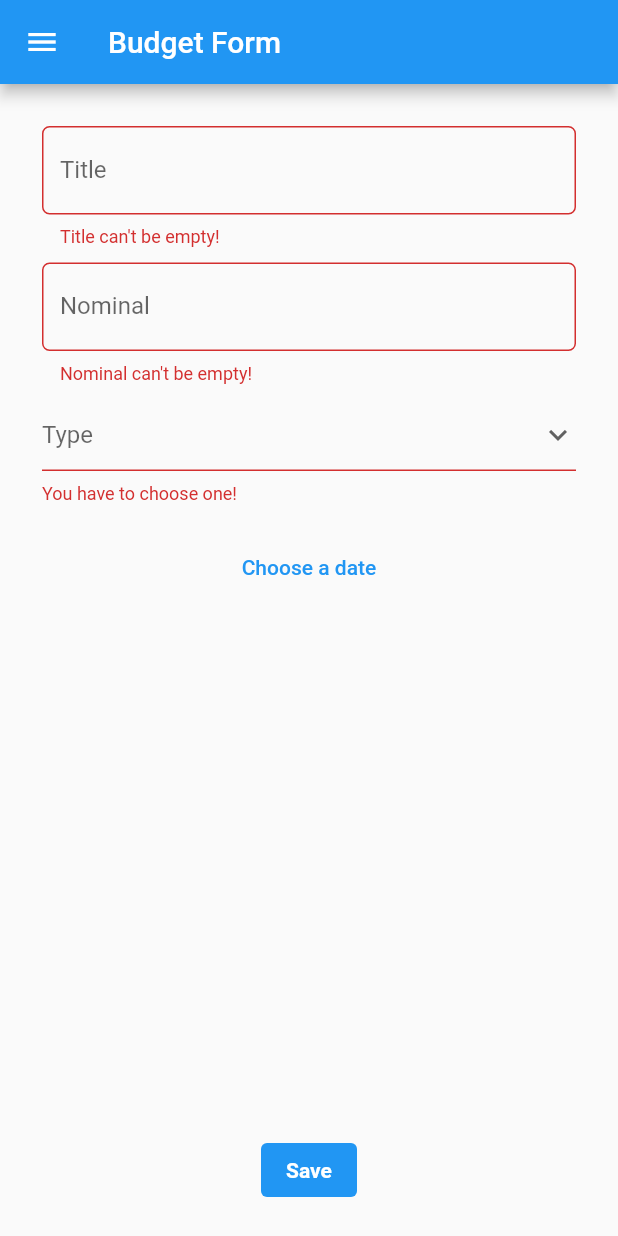
After one commit to shamirrra/pbp-flutter-assignment, a Flutter app: the MyFormPage screen opened directly, after a tap on "Save", on a phone screen of 412 x 824 dp. The commit adds this screen. Run offline on Flutter 3.47's test engine with Material 2 defaults, Android fonts, the phone set to English and light mode, and no system bars.

Commit message:
assignment 8: done

```diff
--- /dev/null
+++ b/counter_7/lib/budgetForm.dart
@@ -0,0 +1,234 @@
+import 'package:flutter/material.dart';
+import 'package:flutter/services.dart';
+import 'drawer.dart';
+
+// Budget class
+class Budget {
+  const Budget(this.title, this.nominal, this.type, this.date);
+  final String title;
+  final int nominal;
+  final String type;
+  final DateTime date;
+}
+
+class ListBudget {
+  static List<Budget> budgetList = [];
+}
+
+class MyFormPage extends StatefulWidget {
+  const MyFormPage({super.key});
+
+  @override
+  State<MyFormPage> createState() => _MyFormPageState();
+}
+
+class _MyFormPageState extends State<MyFormPage> {
+  final _formKey = GlobalKey<FormState>();
+  final _titleForm = TextEditingController();
+  final _nominalForm = TextEditingController();
+
+  String budgetTitle = "";
+  int nominal = 0;
+  String budgetType = "Type";
+  List<String> budgetTypeList = ["Income", "Expense"];
+  DateTime? date;
+
+  @override
+  Widget build(BuildContext context) {
+    return Scaffold(
+      appBar: AppBar(
+        title: const Text("Budget Form"),
+      ),
+      // Menambahkan drawer
+      drawer: const MyDrawer(),
+      body: Form(
+          key: _formKey,
+          child: Container(
+              padding: const EdgeInsets.all(20.0),
+              child: Column(
+                children: [
+                  Padding(
+                      padding: const EdgeInsets.all(8.0),
+                      child: Column(
+                          mainAxisAlignment: MainAxisAlignment.center,
+                          children: [
+                            TextFormField(
+                              controller: _titleForm,
+                              decoration: InputDecoration(
+                                hintText: "Lunch",
+                                labelText: "Title",
+                                border: OutlineInputBorder(
+                                  borderRadius: BorderRadius.circular(5.0),
+                                ),
+                              ),
+                              onChanged: (String? value) {
+                                setState(() {
+                                  budgetTitle = value!;
+                                });
+                              },
+                              onSaved: (String? value) {
+                                setState(() {
+                                  budgetTitle = value!;
+                                });
+                              },
+                              validator: (String? value) {
+                                if (value == null || value.isEmpty) {
+                                  return "Title can't be empty!";
+                                }
+                                return null;
+                              },
+                            ),
+                            const SizedBox(height: 10),
+                            TextFormField(
+                              controller: _nominalForm,
+                              decoration: InputDecoration(
+                                hintText: "0",
+                                labelText: "Nominal",
+                                border: OutlineInputBorder(
+                                  borderRadius: BorderRadius.circular(5.0),
+                                ),
+                              ),
+                              keyboardType: TextInputType.number,
+                              inputFormatters: <TextInputFormatter>[
+                                FilteringTextInputFormatter.digitsOnly
+                              ],
+                              onChanged: (String? value) {
+                                setState(() {
+                                  nominal = int.parse(value!);
+                                });
+                              },
+                              onSaved: (String? value) {
+                                setState(() {
+                                  nominal = int.parse(value!);
+                                });
+                              },
+                              validator: (value) {
+                                if (value == null || value.isEmpty) {
+                                  return "Nominal can't be empty!";
+                                }
+                                return null;
+                              },
+                            ),
+                            const SizedBox(height: 10),
+                            DropdownButtonFormField(
+                              hint: Text(budgetType),
+                              isExpanded: true,
+                              icon: const Icon(Icons.keyboard_arrow_down),
+                              elevation: 16,
+                              items: budgetTypeList.map((String items) {
+                                return DropdownMenuItem(
+                                  value: items,
+                                  child: Text(items),
+                                );
+                              }).toList(),
+                              onChanged: (String? value) {
+                                setState(() {
+                                  budgetType = value!;
+                                });
+                              },
+                              validator: (String? value) {
+                                if (value == null || value.isEmpty) {
+                                  return "You have to choose one!";
+                                }
+                                return null;
+                              },
+                            ),
+                          ])),
+                  const SizedBox(height: 10),
+                  Center(
+                    child: TextButton(
+                      onPressed: () {
+                        showDatePicker(
+                          context: context,
+                          initialDate: DateTime.now(),
+                          firstDate: DateTime(2000),
+                          lastDate: DateTime(2025),
+                        ).then((value) {
+                          setState(() {
+                            date = value;
+                          });
+                        });
+                      },
+                      child: Text(date == null
+                          ? "Choose a date"
+                          : "${date!.day}-${date!.month}-${date!.year}"),
+                    ),
+                  ),
+                  const Spacer(),
+                  Align(
+                    alignment: Alignment.bottomCenter,
+                    child: TextButton(
+                      style: ButtonStyle(
+                        backgroundColor: MaterialStateProperty.all(Colors.blue),
+                      ),
+                      onPressed: () {
+                        if (_formKey.currentState!.validate() && date != null) {
+                          ListBudget.budgetList.add(
+                              Budget(budgetTitle, nominal, budgetType, date!));
+                          showDialog(
+                            context: context,
+                            builder: (context) {
+                              return Dialog(
+                                shape: RoundedRectangleBorder(
+                                  borderRadius: BorderRadius.circular(10),
+                                ),
+                                elevation: 15,
+                                child: ListView(
+                                  padding: const EdgeInsets.only(
+                                      top: 20, bottom: 20),
+                                  shrinkWrap: true,
+                                  children: <Widget>[
+                                    const Center(
+                                        child: Text(
+                                      "New budget successfully added! Go to budget list to view.",
+                                      style: TextStyle(
+                                          fontWeight: FontWeight.bold),
+                                    )),
+                                    const SizedBox(height: 20),
+                                    Center(
+                                      child: Column(children: [
+                                        Text('Title: $budgetTitle'),
+                                        Text('Nominal: $nominal'),
+                                        Text(
+                                            'Date: ${date!.day}-${date!.month}-${date!.year}'),
+                                        Text(
+                                          'Type: $budgetType',
+                                          style: TextStyle(
+                                              color: budgetType == "Income"
+                                                  ? Colors.green
+                                                  : Colors.pink),
+                                        ),
+                                      ]),
+                                    ),
+                                    const SizedBox(height: 10),
+                                    TextButton(
+                                      onPressed: () {
+                                        setState(() {
+                                          _titleForm.clear();
+                                          _nominalForm.clear();
+                                          budgetType = "Type";
+                                          date = null;
+                                        });
+                                        Navigator.pop(context);
+                                      },
+                                      child: const Text("Go Back"),
+                                    ),
+                                  ],
+                                ),
+                              );
+                            },
+                          );
+                        }
+                      },
+                      child: const Text(
+                        "Save",
+                        style: TextStyle(
+                            color: Colors.white, fontWeight: FontWeight.bold),
+                      ),
+                    ),
+                  ),
+                ],
+              ))),
+    );
+  }
+}
--- /dev/null
+++ b/counter_7/lib/drawer.dart
@@ -0,0 +1,50 @@
+import 'package:flutter/material.dart';
+import 'package:counter_7/main.dart';
+import 'package:counter_7/budgetForm.dart';
+import 'package:counter_7/budgetList.dart';
+
+class MyDrawer extends StatefulWidget {
+  const MyDrawer({super.key});
+
+  @override
+  State<MyDrawer> createState() => _MyDrawerState();
+}
+
+class _MyDrawerState extends State<MyDrawer> {
+  @override
+  Widget build(BuildContext context) {
+    return Drawer(
+      child: Column(
+        children: [
+          ListTile(
+            title: const Text('counter_7'),
+            onTap: () {
+              Navigator.pushReplacement(
+                context,
+                MaterialPageRoute(builder: (context) => const MyHomePage()),
+              );
+            },
+          ),
+          ListTile(
+            title: const Text('Add Budget'),
+            onTap: () {
+              Navigator.pushReplacement(
+                context,
+                MaterialPageRoute(builder: (context) => const MyFormPage()),
+              );
+            },
+          ),
+          ListTile(
+            title: const Text('Budget List'),
+            onTap: () {
+              Navigator.pushReplacement(
+                context,
+                MaterialPageRoute(builder: (context) => const MyDataPage()),
+              );
+            },
+          ),
+        ],
+      ),
+    );
+  }
+}
--- a/counter_7/lib/main.dart
+++ b/counter_7/lib/main.dart
@@ -1,3 +1,4 @@
+import 'package:counter_7/drawer.dart';
 import 'package:flutter/material.dart';
 
 void main() {
@@ -11,7 +12,7 @@ class MyApp extends StatelessWidget {
   @override
   Widget build(BuildContext context) {
     return MaterialApp(
-      title: 'Flutter Demo',
+      title: 'Flutter Assignment',
       theme: ThemeData(
         // This is the theme of your application.
         //
@@ -24,13 +25,13 @@ class MyApp extends StatelessWidget {
         // is not restarted.
         primarySwatch: Colors.blue,
       ),
-      home: const MyHomePage(title: 'Flutter Demo Home Page'),
+      home: const MyHomePage(),
     );
   }
 }
 
 class MyHomePage extends StatefulWidget {
-  const MyHomePage({super.key, required this.title});
+  const MyHomePage({super.key});
 
   // This widget is the home page of your application. It is stateful, meaning
   // that it has a State object (defined below) that contains fields that affect
@@ -41,7 +42,7 @@ class MyHomePage extends StatefulWidget {
   // used by the build method of the State. Fields in a Widget subclass are
   // always marked "final".
 
-  final String title;
+  final String title = 'Program Counter';
 
   @override
   State<MyHomePage> createState() => _MyHomePageState();
@@ -86,8 +87,9 @@ class _MyHomePageState extends State<MyHomePage> {
         appBar: AppBar(
           // Here we take the value from the MyHomePage object that was created by
           // the App.build method, and use it to set our appbar title.
-          title: const Text('Program Counter'),
+          title: Text(widget.title),
         ),
+        drawer: const MyDrawer(),
         body: Center(
           // Center is a layout widget. It takes a single child and positions it
           // in the middle of the parent.
```
Also changed, not shown: counter_7/lib/budgetList.dart (added, +81 -0 lines), 1 other file.
